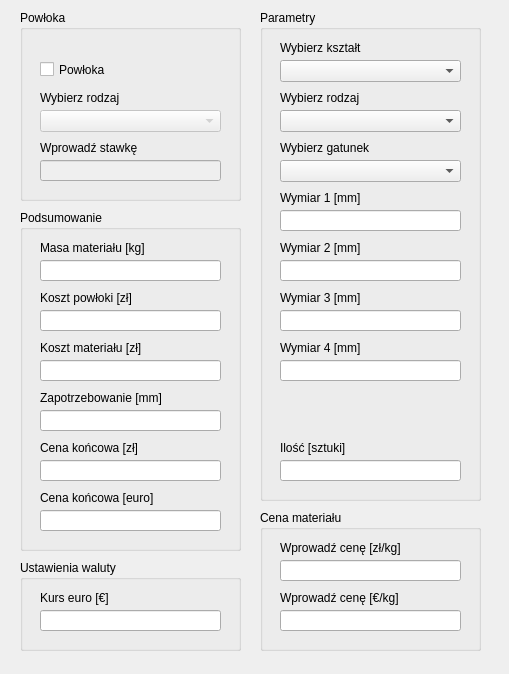
The window that mainwindow.ui (BushyAxis793/M-CALC) describes before a commit, drawn with Qt 5.
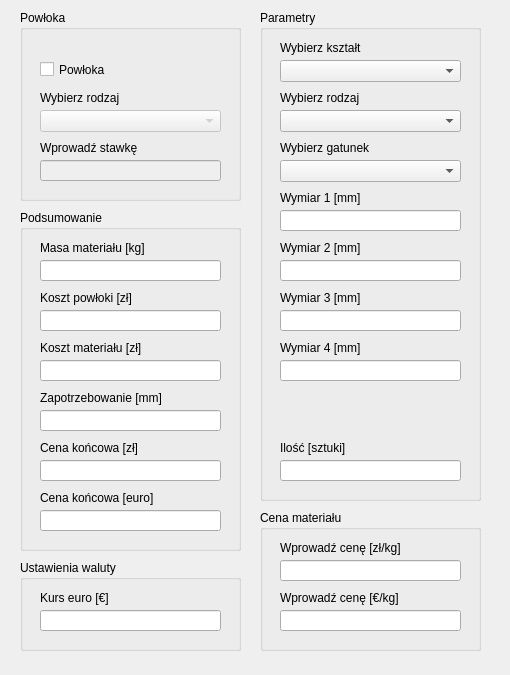
The same window after the commit.

What changed in the file:
```diff
--- a/mainwindow.ui
+++ b/mainwindow.ui
@@ -6,10 +6,22 @@
    <rect>
     <x>0</x>
     <y>0</y>
-    <width>509</width>
-    <height>674</height>
+    <width>510</width>
+    <height>675</height>
    </rect>
   </property>
+  <property name="minimumSize">
+   <size>
+    <width>510</width>
+    <height>675</height>
+   </size>
+  </property>
+  <property name="maximumSize">
+   <size>
+    <width>510</width>
+    <height>675</height>
+   </size>
+  </property>
   <property name="windowTitle">
    <string>M-CALC</string>
   </property>
```
